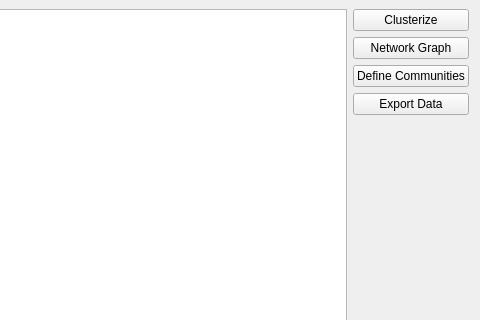
Before: the Qt Designer form navi/gui/ui_src/clusterization.ui in ivancrneto/tcc, drawn with Qt 5; both pictures show x 201 to 681 and y 0 to 320 of the 681 by 485 pixel window.
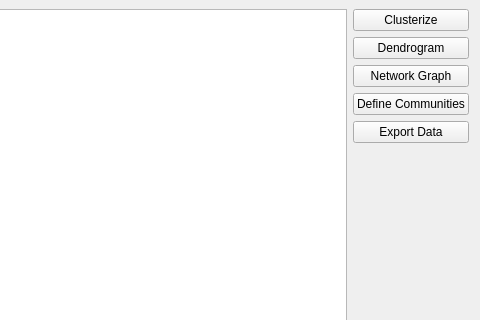
After: the same form once the commit is applied.

```diff
--- a/navi/gui/ui_src/clusterization.ui
+++ b/navi/gui/ui_src/clusterization.ui
@@ -38,6 +38,13 @@
         </property>
        </widget>
       </item>
+      <item>
+       <widget class="QPushButton" name="dendrogram_button">
+        <property name="text">
+         <string>Dendrogram</string>
+        </property>
+       </widget>
+      </item>
       <item>
        <widget class="QPushButton" name="network_graph_button">
         <property name="text">
```
